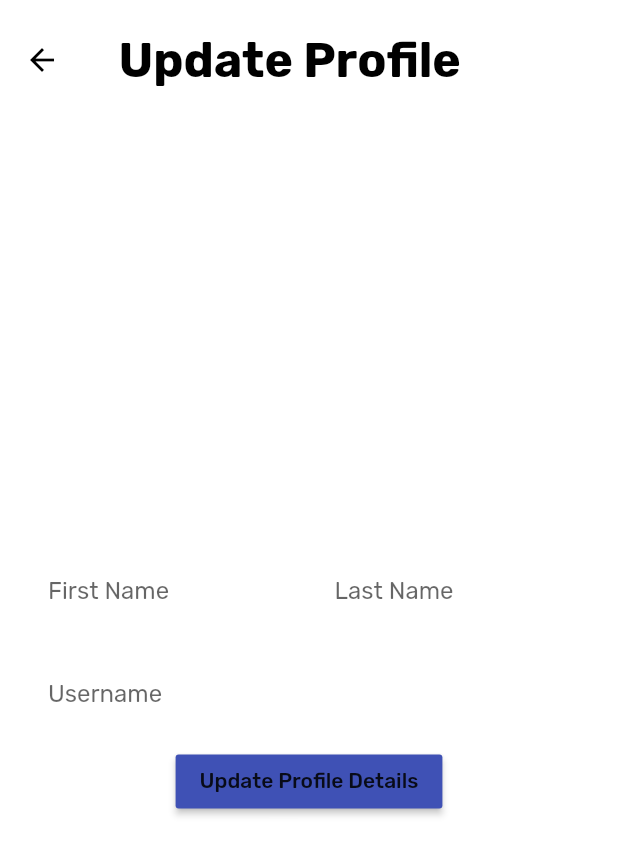
After one commit to arjunarj/Agni, a Flutter app: the screen it shows once a user with an empty profile is signed in, item 4 of the bottom bar chosen, after a tap on "Update Profile", on a phone screen of 412 x 824 dp. The commit adds this screen. Shown: the top 855 px of the screen. Run offline on Flutter 3.47's test engine with Material 2 defaults, Android fonts, the phone set to English and light mode, and no system bars; our stand-ins replace cloud_firestore, firebase_auth, firebase_core, flutter_remix, google_fonts, google_nav_bar; accounts and stored records are empty.

Commit message:
Implemented Profile details in seperate pages

```diff
--- a/lib/pages/profile_page.dart
+++ b/lib/pages/profile_page.dart
@@ -1,3 +1,4 @@
+import 'package:agni/pages/update_profile.dart';
 import 'package:firebase_auth/firebase_auth.dart';
 import 'package:flutter/material.dart';
 
@@ -43,7 +44,14 @@ class _ProfilePageState extends State<ProfilePage> {
               },
               color: Colors.indigo,
               child: Text('sign out'),
-            )
+            ),
+            MaterialButton(
+                onPressed: () {
+                  Navigator.of(context).push(
+                      MaterialPageRoute(builder: (context) => UpdateProfile()));
+                },
+                color: Colors.indigo,
+                child: Text('Update Profile'))
           ],
         ),
       )),
--- a/lib/pages/register_page.dart
+++ b/lib/pages/register_page.dart
@@ -25,9 +25,6 @@ class _RegisterPageState extends State<RegisterPage> {
     _emailController.dispose();
     _passwordController.dispose();
     _confirmpwController.dispose();
-    _firstNameController.dispose();
-    _lastNameController.dispose();
-    _userNameController.dispose();
     super.dispose();
   }
 
@@ -45,22 +42,7 @@ class _RegisterPageState extends State<RegisterPage> {
       await FirebaseAuth.instance.createUserWithEmailAndPassword(
           email: _emailController.text.trim(),
           password: _passwordController.text.trim());
-      //add usesr details
-      addUserDetails(
-        _firstNameController.text.trim(),
-        _lastNameController.text.trim(),
-        _userNameController.text.trim(),
-      );
     }
-  }
-
-  Future addUserDetails(
-      String firstName, String lastName, String userName) async {
-    await FirebaseFirestore.instance.collection('users').add({
-      'first_name': firstName,
-      'last_name': lastName,
-      'user_name': userName,
-    });
   }
 
   @override
@@ -80,48 +62,6 @@ class _RegisterPageState extends State<RegisterPage> {
                   fontSize: 30,
                 )),
             SizedBox(height: 30),
-            Row(
-              children: [
-                //firstname
-                Expanded(
-                  child: Padding(
-                    padding: const EdgeInsets.fromLTRB(20, 5, 5, 5),
-                    child: TextField(
-                      controller: _firstNameController,
-                      decoration: InputDecoration(
-                          enabledBorder: OutlineInputBorder(
-                              borderSide: BorderSide(color: Colors.white),
-                              borderRadius: BorderRadius.circular(12)),
-                          focusedBorder: OutlineInputBorder(
-                              borderSide: BorderSide(color: Colors.indigo),
-                              borderRadius: BorderRadius.circular(12)),
-                          hintText: 'First Name',
-                          fillColor: Colors.white,
-                          filled: true),
-                    ),
-                  ),
-                ),
-                // lastname
-                Expanded(
-                  child: Padding(
-                    padding: const EdgeInsets.fromLTRB(5, 5, 20, 5),
-                    child: TextField(
-                      controller: _lastNameController,
-                      decoration: InputDecoration(
-                          enabledBorder: OutlineInputBorder(
-                              borderSide: BorderSide(color: Colors.white),
-                              borderRadius: BorderRadius.circular(12)),
-                          focusedBorder: OutlineInputBorder(
-                              borderSide: BorderSide(color: Colors.indigo),
-                              borderRadius: BorderRadius.circular(12)),
-                          hintText: 'Last Name',
-                          fillColor: Colors.white,
-                          filled: true),
-                    ),
-                  ),
-                ),
-              ],
-            ),
             //e-mail
             SizedBox(
               child: Padding(
@@ -137,25 +77,6 @@ class _RegisterPageState extends State<RegisterPage> {
                           borderSide: BorderSide(color: Colors.indigo),
                           borderRadius: BorderRadius.circular(12)),
                       hintText: 'E-mail',
-                      fillColor: Colors.white,
-                      filled: true),
-                ),
-              ),
-            ),
-            SizedBox(
-              child: Padding(
-                padding:
-                    const EdgeInsets.symmetric(horizontal: 20, vertical: 5),
-                child: TextField(
-                  controller: _userNameController,
-                  decoration: InputDecoration(
-                      enabledBorder: OutlineInputBorder(
-                          borderSide: BorderSide(color: Colors.white),
-                          borderRadius: BorderRadius.circular(12)),
-                      focusedBorder: OutlineInputBorder(
-                          borderSide: BorderSide(color: Colors.indigo),
-                          borderRadius: BorderRadius.circular(12)),
-                      hintText: 'Username',
                       fillColor: Colors.white,
                       filled: true),
                 ),
--- /dev/null
+++ b/lib/pages/update_profile.dart
@@ -0,0 +1,129 @@
+import 'package:agni/pages/profile_page.dart';
+import 'package:cloud_firestore/cloud_firestore.dart';
+import 'package:firebase_auth/firebase_auth.dart';
+import 'package:flutter/material.dart';
+import 'package:flutter/src/widgets/framework.dart';
+
+class UpdateProfile extends StatefulWidget {
+  const UpdateProfile({super.key});
+
+  @override
+  State<UpdateProfile> createState() => _UpdateProfileState();
+}
+
+class _UpdateProfileState extends State<UpdateProfile> {
+  final user = FirebaseAuth.instance.currentUser!;
+  final _firstNameController = TextEditingController();
+  final _lastNameController = TextEditingController();
+  final _userNameController = TextEditingController();
+
+  Future addUserDetails(
+      String firstName, String lastName, String userName) async {
+    await FirebaseFirestore.instance.collection('users').doc(user.uid).set({
+      'first_name': firstName,
+      'last_name': lastName,
+      'user_name': userName,
+    });
+  }
+
+  @override
+  Widget build(BuildContext context) {
+    return Scaffold(
+      backgroundColor: Colors.white,
+      appBar: AppBar(
+        iconTheme: IconThemeData(color: Colors.black),
+        toolbarHeight: 80,
+        title: Padding(
+          padding: const EdgeInsets.all(7.0),
+          child: Text(
+            'Update Profile',
+            style: TextStyle(
+              color: Colors.black,
+              fontWeight: FontWeight.bold,
+              fontSize: 32,
+            ),
+          ),
+        ),
+        elevation: 0,
+        backgroundColor: Colors.white,
+      ),
+      body: SafeArea(
+          child: Center(
+        child: Column(
+          mainAxisAlignment: MainAxisAlignment.center,
+          // crossAxisAlignment: CrossAxisAlignment.center,
+          children: [
+            Row(
+              children: [
+                //firstname
+                Expanded(
+                  child: Padding(
+                    padding: const EdgeInsets.fromLTRB(20, 5, 5, 5),
+                    child: TextField(
+                      controller: _firstNameController,
+                      decoration: InputDecoration(
+                          enabledBorder: OutlineInputBorder(
+                              borderSide: BorderSide(color: Colors.white),
+                              borderRadius: BorderRadius.circular(12)),
+                          focusedBorder: OutlineInputBorder(
+                              borderSide: BorderSide(color: Colors.indigo),
+                              borderRadius: BorderRadius.circular(12)),
+                          hintText: 'First Name',
+                          fillColor: Colors.white,
+                          filled: true),
+                    ),
+                  ),
+                ),
+                // lastname
+                Expanded(
+                  child: Padding(
+                    padding: const EdgeInsets.fromLTRB(5, 5, 20, 5),
+                    child: TextField(
+                      controller: _lastNameController,
+                      decoration: InputDecoration(
+                          enabledBorder: OutlineInputBorder(
+                              borderSide: BorderSide(color: Colors.white),
+                              borderRadius: BorderRadius.circular(12)),
+                          focusedBorder: OutlineInputBorder(
+                              borderSide: BorderSide(color: Colors.indigo),
+                              borderRadius: BorderRadius.circular(12)),
+                          hintText: 'Last Name',
+                          fillColor: Colors.white,
+                          filled: true),
+                    ),
+                  ),
+                ),
+              ],
+            ),
+            SizedBox(
+              child: Padding(
+                padding:
+                    const EdgeInsets.symmetric(horizontal: 20, vertical: 5),
+                child: TextField(
+                  controller: _userNameController,
+                  decoration: InputDecoration(
+                      enabledBorder: OutlineInputBorder(
+                          borderSide: BorderSide(color: Colors.white),
+                          borderRadius: BorderRadius.circular(12)),
+                      focusedBorder: OutlineInputBorder(
+                          borderSide: BorderSide(color: Colors.indigo),
+                          borderRadius: BorderRadius.circular(12)),
+                      hintText: 'Username',
+                      fillColor: Colors.white,
+                      filled: true),
+                ),
+              ),
+            ),
+            MaterialButton(
+                onPressed: () => addUserDetails(
+                    _firstNameController.text.trim(),
+                    _lastNameController.text.trim(),
+                    _userNameController.text.trim()),
+                color: Colors.indigo,
+                child: Text("Update Profile Details")),
+          ],
+        ),
+      )),
+    );
+  }
+}
```
